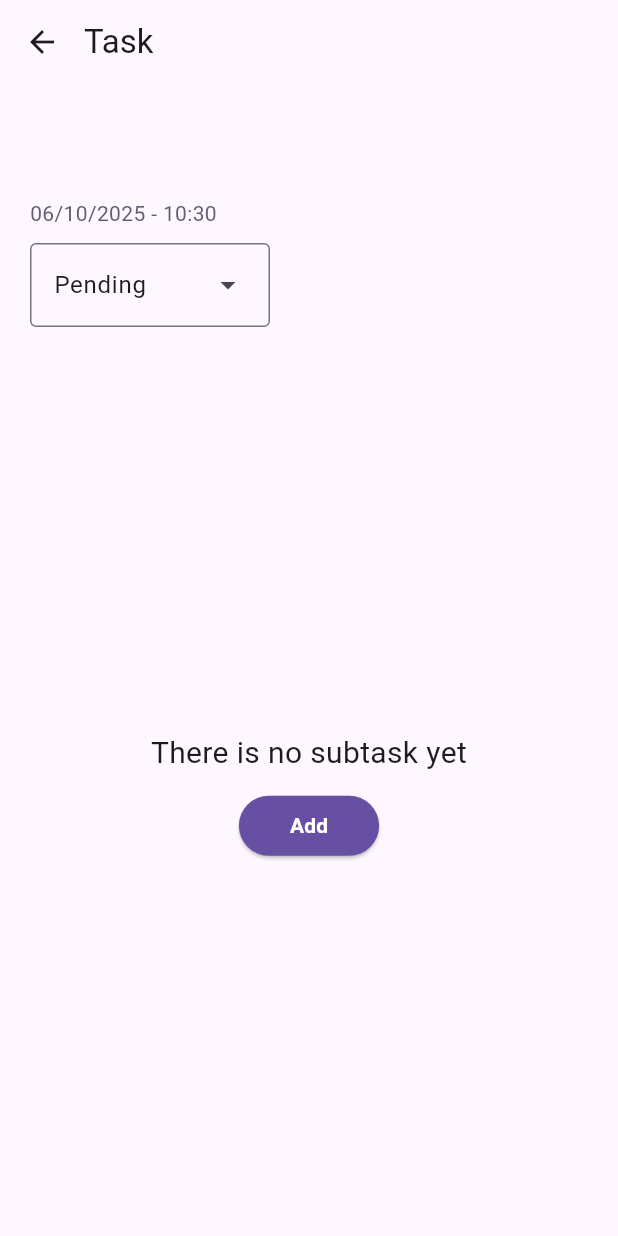
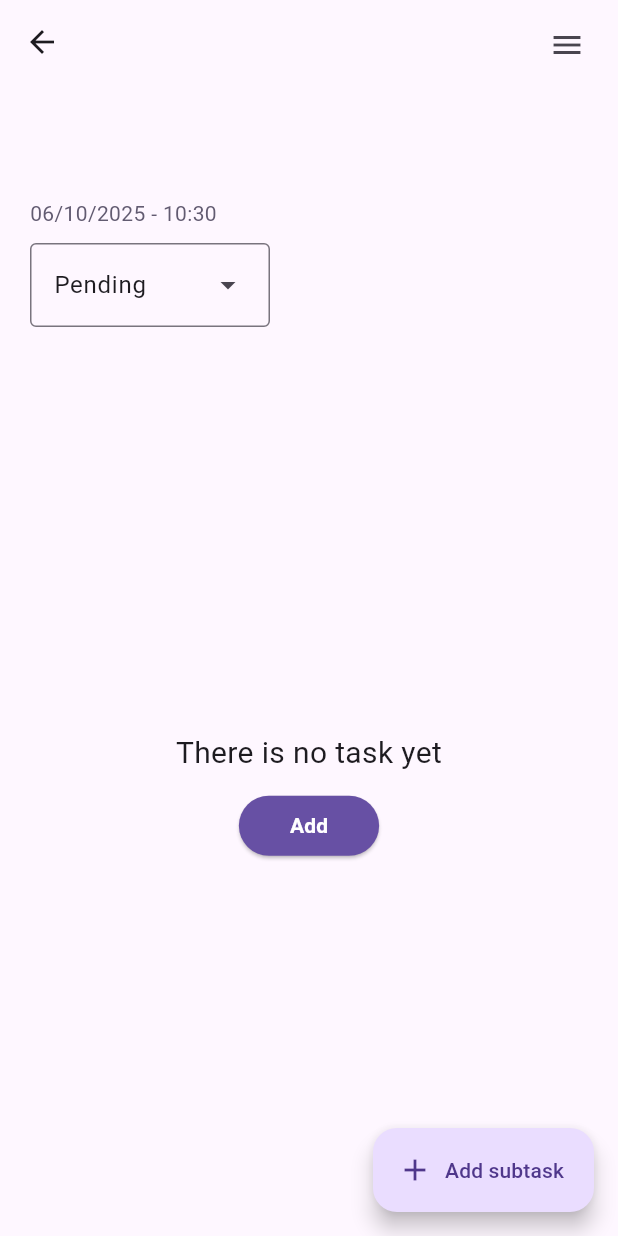
Before and after one commit to murilomonte/organize, a Flutter app: the TaskView screen opened directly with empty values, on a phone screen of 412 x 824 dp. Run offline on Flutter 3.47's test engine with Material 3 defaults, Android fonts, the phone set to English and light mode, and no system bars; our stand-ins replace drift, drift_flutter; accounts and stored records are empty; generated files the repository leaves out were written again.

Commit message:
refactor: UI improvements

```diff
--- a/lib/src/_core/widgets/description_button.dart
+++ b/lib/src/_core/widgets/description_button.dart
@@ -14,8 +14,7 @@ class DescriptionButton extends StatelessWidget {
 
   @override
   Widget build(BuildContext context) {
-    return Expanded(
-      child: Center(
+    return Center(
       child: Column(
         spacing: 10,
         mainAxisAlignment: MainAxisAlignment.center,
@@ -41,7 +40,6 @@ class DescriptionButton extends StatelessWidget {
           ),
         ],
       ),
-      ),
     );
   }
 }
--- /dev/null
+++ b/lib/src/views/base/base_view.dart
@@ -0,0 +1,96 @@
+import 'package:flutter/material.dart';
+import 'package:intl/intl.dart';
+import 'package:organize/src/_core/widgets/gap.dart';
+import 'package:organize/src/data/database/status_enum.dart';
+
+class BaseView extends StatelessWidget {
+  final int id;
+  final String title;
+  final String? description;
+  final Status status;
+  final int? score;
+  final DateTime createdAt;
+  final DateTime updatedAt;
+
+  final Widget dropdownStatus;
+  final Widget dropdownMenu;
+  final Widget? content;
+  final Widget? floatingActionButton;
+
+  const BaseView({
+    super.key,
+    required this.id,
+    required this.title,
+    this.description,
+    required this.status,
+    this.score,
+    required this.createdAt,
+    required this.updatedAt,
+    required this.dropdownStatus,
+    required this.dropdownMenu,
+    this.content,
+    this.floatingActionButton,
+  });
+
+  @override
+  Widget build(BuildContext context) {
+    return Scaffold(
+      body: CustomScrollView(
+        slivers: [
+          SliverAppBar(
+            floating: true,
+            actionsPadding: EdgeInsets.all(10),
+            actions: [
+              if (score != null)
+                Container(
+                  padding: EdgeInsets.symmetric(vertical: 5, horizontal: 10),
+                  decoration: BoxDecoration(
+                    color: Theme.of(context).colorScheme.primaryContainer,
+                    borderRadius: BorderRadius.circular(20),
+                  ),
+                  child: Row(
+                    spacing: 2,
+                    crossAxisAlignment: CrossAxisAlignment.center,
+                    mainAxisAlignment: MainAxisAlignment.center,
+                    children: [
+                      Icon(Icons.diamond_outlined, size: 15),
+                      Text(score!.toString(), style: TextStyle(fontSize: 13)),
+                      Text('pts'),
+                    ],
+                  ),
+                ),
+              Gap(10),
+              IconButton(onPressed: () {}, icon: Icon(Icons.menu)),
+            ],
+          ),
+          SliverToBoxAdapter(
+            child: Padding(
+              padding: const EdgeInsets.symmetric(horizontal: 20),
+              child: Column(
+                crossAxisAlignment: CrossAxisAlignment.start,
+                children: [
+                  Text(title, style: TextStyle(fontSize: 50)),
+                  Gap(5),
+                  if (description != null && description != '')
+                    Text(description!, style: TextStyle(fontSize: 16)),
+                  if (description != null && description != '') Gap(10),
+                  Text(
+                    DateFormat("dd/MM/yyyy - HH:mm").format(createdAt),
+                    style: TextStyle(
+                      color: Theme.of(context).colorScheme.secondary,
+                    ),
+                  ),
+                  Gap(10),
+                  dropdownStatus,
+                  Gap(20),
+                ],
+              ),
+            ),
+          ),
+          if (content != null) content!,
+        ],
+      ),
+      floatingActionButton: floatingActionButton,
+    );
+  }
+}
--- a/lib/src/views/task/task_view.dart
+++ b/lib/src/views/task/task_view.dart
@@ -1,11 +1,11 @@
 import 'package:flutter/material.dart';
-import 'package:intl/intl.dart';
 import 'package:organize/src/_core/widgets/description_button.dart';
-import 'package:organize/src/_core/widgets/gap.dart';
 import 'package:organize/src/_core/widgets/organize_item_tile.dart';
 import 'package:organize/src/data/database/status_enum.dart';
 import 'package:organize/src/models/subtask_model.dart';
 import 'package:organize/src/view_models/group_view_model.dart';
+import 'package:organize/src/views/base/base_view.dart';
+import 'package:organize/src/views/subtask/subtask_view.dart';
 import 'package:organize/src/views/task/create_task_modal.dart';
 import 'package:provider/provider.dart';
 
@@ -14,6 +14,7 @@ class TaskView extends StatelessWidget {
   final String title;
   final String? description;
   final Status status;
+  final int? score;
   final DateTime createdAt;
   final DateTime updatedAt;
 
@@ -25,49 +26,57 @@ class TaskView extends StatelessWidget {
     required this.status,
     required this.createdAt,
     required this.updatedAt,
+    this.score,
   });
 
   @override
   Widget build(BuildContext context) {
-    return Scaffold(
-      appBar: AppBar(title: Text('Task'), titleSpacing: 0),
-      body: Padding(
-        padding: const EdgeInsets.symmetric(horizontal: 20),
-        child: Column(
-          crossAxisAlignment: CrossAxisAlignment.start,
-          children: [
-            Text(title, style: TextStyle(fontSize: 50)),
-            Gap(5),
-            if (description != null)
-              Text(description!, style: TextStyle(fontSize: 16)),
-            if (description != null) Gap(10),
-            Text(
-              DateFormat("dd/MM/yyyy - HH:mm").format(createdAt),
-              style: TextStyle(color: Theme.of(context).colorScheme.secondary),
-            ),
-            Gap(10),
-            DropdownMenu( // TODO: separar em um widget
+    return BaseView(
+      id: id,
+      title: title,
+      description: description,
+      status: status,
+      score: score,
+      createdAt: createdAt,
+      updatedAt: updatedAt,
+      dropdownStatus: DropdownMenu(
+        // TODO: separar em um widget
         width: 160,
         enableSearch: false,
         initialSelection: status,
+
         dropdownMenuEntries: Status.entries,
         onSelected: (value) {
           // Metodo para mudar somente o status
         },
       ),
-            Gap(20),
-            Consumer<GroupViewModel>(
+      dropdownMenu: IconButton(onPressed: () {}, icon: Icon(Icons.menu)),
+      content: Consumer<GroupViewModel>(
         builder: (context, value, child) {
           List<SubtaskModel> subtaskList = value.getSubtaskList(id);
+          if (value.errorMsg.isNotEmpty) {
+            return SliverFillRemaining(
+              hasScrollBody: false,
+              child: Center(child: Text(value.errorMsg)),
+            );
+          }
 
+          if (value.isLoading) {
+            return SliverFillRemaining(
+              hasScrollBody: false,
+              child: Center(child: CircularProgressIndicator()),
+            );
+          }
           if (subtaskList.isEmpty) {
-                  return DescriptionButton(
-                    description: 'There is no subtask yet',
+            return SliverFillRemaining(
+              hasScrollBody: false,
+              child: Center(
+                child: DescriptionButton(
+                  description: 'There is no task yet',
                   buttonText: 'Add',
                   onTap: () {
                     showGeneralDialog(
                       context: context,
-                        fullscreenDialog: false,
                       barrierDismissible: true,
                       barrierLabel: "Close",
                       pageBuilder: (context, animation, secondaryAnimation) {
@@ -75,27 +84,56 @@ class TaskView extends StatelessWidget {
                       },
                     );
                   },
+                ),
+              ),
             );
           }
 
-                return Expanded(
-                  child: ListView.builder(
-                    itemCount: subtaskList.length,
-                    itemBuilder: (context, index) {
+          return SliverPadding(
+            padding: const EdgeInsets.symmetric(horizontal: 20),
+            sliver: SliverList(
+              delegate: SliverChildBuilderDelegate((context, index) {
                 return OrganizeItemTile(
                   id: subtaskList[index].id,
                   title: subtaskList[index].title,
                   description: subtaskList[index].description,
                   status: subtaskList[index].status,
-                        onTap: () {},
+                  onTap: () {
+                    Navigator.push(
+                      context,
+                      MaterialPageRoute(
+                        builder: (context) => SubtaskView(
+                          id: subtaskList[index].id,
+                          title: subtaskList[index].title,
+                          description: subtaskList[index].description,
+                          status: subtaskList[index].status,
+                          score: subtaskList[index].score,
+                          createdAt: subtaskList[index].createdAt,
+                          updatedAt: subtaskList[index].updatedAt,
+                        ),
+                      ),
                     );
                   },
+                );
+              }, childCount: subtaskList.length),
             ),
           );
         },
       ),
-          ],
+      floatingActionButton: FloatingActionButton.extended(
+        onPressed: () {
+         Navigator.push(
+            context,
+            MaterialPageRoute(
+              builder: (context) => Scaffold(
+                appBar: AppBar(),
+                body: Center(child: Text('Form')),
               ),
+            ),
+          );
+        },
+        label: Text('Add subtask'),
+        icon: Icon(Icons.add),
       ),
     );
   }
```
Also changed, not shown: lib/src/_core/widgets/organize_item_tile.dart (+15 -9 lines), lib/src/views/group/group_view.dart (+52 -65 lines), lib/src/views/navigation.dart (+9 -10 lines), lib/src/views/subtask/subtask_view.dart (added, +60 -0 lines). Lines whose indentation alone changed are shown as unchanged.
